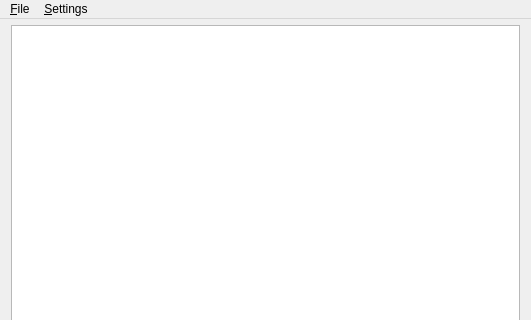
Above: dream/src/GUI-QT/JLViewer.ui from mmjee/dream-patched before the change; both pictures show x 0 to 531 and y 0 to 320 of the 531 by 485 pixel window. Below: the same form after it.
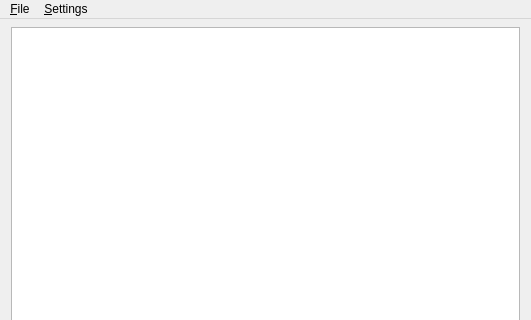
That is the form after the change. Icons and pictures are not drawn. Custom widgets are drawn as their Qt base class.

```diff
--- a/dream/src/GUI-QT/JLViewer.ui
+++ b/dream/src/GUI-QT/JLViewer.ui
@@ -59,7 +59,7 @@
       <number>11</number>
      </property>
      <property name="topMargin">
-      <number>6</number>
+      <number>8</number>
      </property>
      <property name="rightMargin">
       <number>11</number>
```
